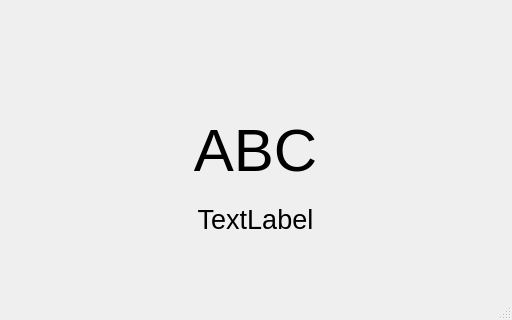
The window that mainwindow.ui (mazbrili/qabcs) describes before a commit, drawn with Qt 5; both pictures show x 0 to 512 and y 221 to 541 of the 512 by 541 pixel window.
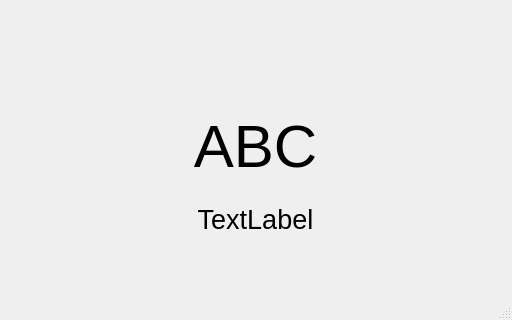
The same window after the commit.

Commit message: Expanded the field under the letter

What changed in the file:
```diff
--- a/mainwindow.ui
+++ b/mainwindow.ui
@@ -31,9 +31,9 @@
     <property name="geometry">
      <rect>
       <x>0</x>
-      <y>340</y>
+      <y>310</y>
       <width>511</width>
-      <height>61</height>
+      <height>91</height>
      </rect>
     </property>
     <property name="font">
@@ -45,16 +45,16 @@
      <string>ABC</string>
     </property>
     <property name="alignment">
-     <set>Qt::AlignCenter</set>
+     <set>Qt::AlignBottom|Qt::AlignHCenter</set>
     </property>
    </widget>
    <widget class="QLabel" name="label_3">
     <property name="geometry">
      <rect>
       <x>0</x>
-      <y>400</y>
+      <y>390</y>
       <width>511</width>
-      <height>81</height>
+      <height>101</height>
      </rect>
     </property>
     <property name="font">
```
